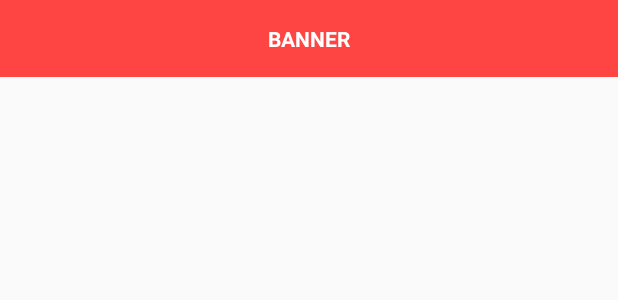
After one commit to oliveira-marcio/HistoriasInfantis, an Android app: the layout history_grid_item_banner.xml on its own in the app's theme, with its tools: preview values and no code run, on a phone screen of 412 x 824 dp. The commit adds this screen. Shown: the top 300 px of the screen. Run offline under Robolectric (Android 15) with nearby library versions, the phone set to English and light mode, and no system bars.

Commit message:
Implementado algoritmo para distribuição de banners no RecyclerView da MainActivity utilizando um adapter especial (HistoryGridAdAdapter) que será utilizado no futuro "free" flavor.

```diff
--- /dev/null
+++ b/app/src/main/res/layout/history_grid_item_banner.xml
@@ -0,0 +1,18 @@
+<?xml version="1.0" encoding="utf-8"?>
+<LinearLayout xmlns:android="http://schemas.android.com/apk/res/android"
+    android:layout_width="match_parent"
+    android:layout_height="wrap_content"
+    android:background="@android:color/holo_red_light"
+    android:orientation="vertical"
+    android:padding="16dp">
+
+    <TextView
+        android:id="@+id/title_text_view"
+        android:layout_width="match_parent"
+        android:layout_height="wrap_content"
+        android:gravity="center"
+        android:text="BANNER"
+        android:textColor="@android:color/white"
+        android:textStyle="bold" />
+
+</LinearLayout>
```
Also changed, not shown: app/src/main/java/com/abobrinha/caixinha/ui/HistoryGridAdAdapter.java (added, +117 -0 lines), app/src/main/java/com/abobrinha/caixinha/ui/MainActivity.java (+11 -3 lines), gradle.properties (+12 -9 lines).
